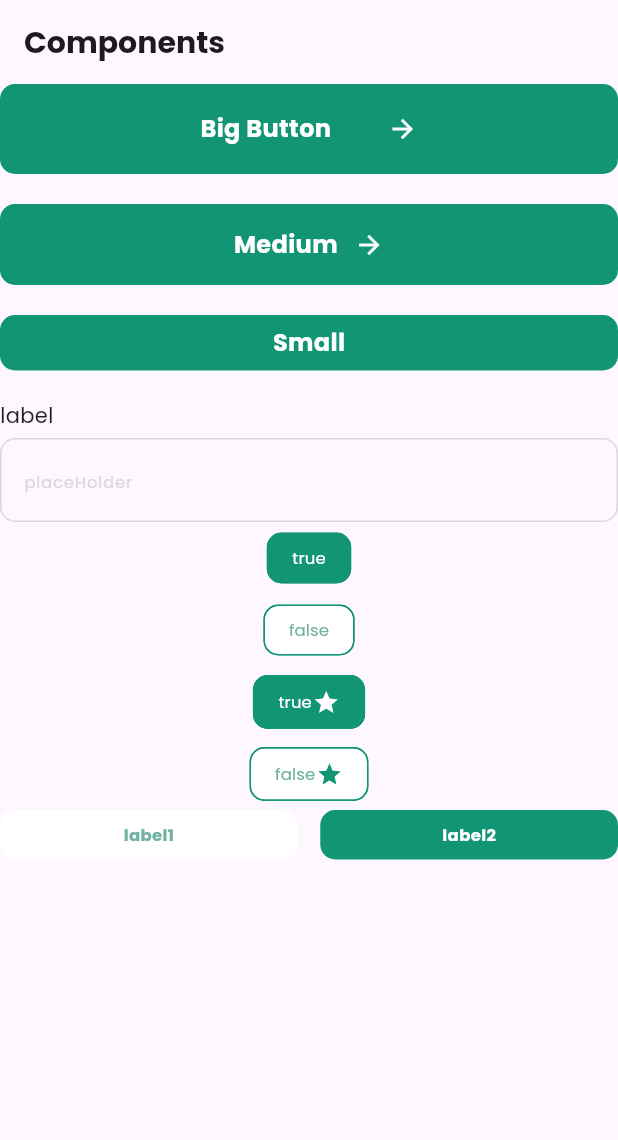
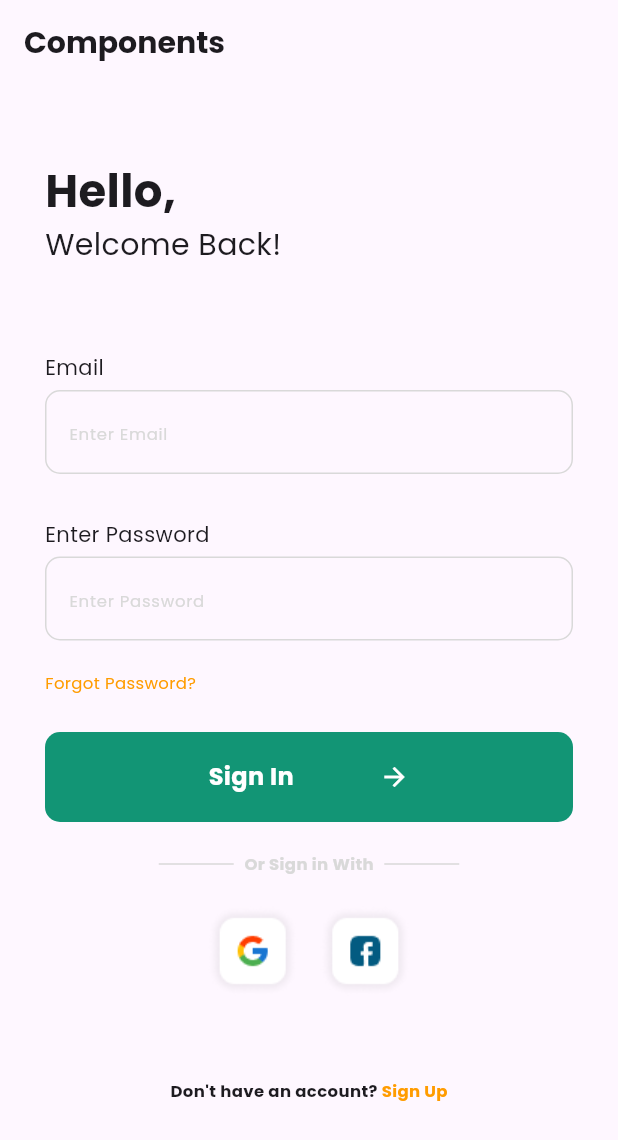
Before and after one commit to Kuneosu/study_inflearn_hq, a Flutter app: the screen it shows after launch, on a phone screen of 412 x 824 dp. Shown: the top 1140 px of the screen. Run offline on Flutter 3.47's test engine with Material 3 defaults, Android fonts, the phone set to English and light mode, and no system bars; our stand-ins replace google_fonts.

Commit message:
11 SingInScreen

```diff
--- a/inflearn_flutter_hq/lib/core/presentation/components/big_button.dart
+++ b/inflearn_flutter_hq/lib/core/presentation/components/big_button.dart
@@ -52,9 +52,6 @@ class _BigButtonState extends State<BigButton> {
                 style: TextStyles.normalTextBold.copyWith(color: Colors.white),
               ),
             ),
-            SizedBox(
-              width: 11,
-            ),
             const Icon(
               Icons.arrow_forward,
               color: Colors.white,
--- a/inflearn_flutter_hq/lib/main.dart
+++ b/inflearn_flutter_hq/lib/main.dart
@@ -7,6 +7,7 @@ import 'package:inflearn_flutter_hq/core/presentation/components/rating_button.d
 import 'package:inflearn_flutter_hq/core/presentation/components/small_button.dart';
 import 'package:inflearn_flutter_hq/core/presentation/components/two_tabs.dart';
 import 'package:inflearn_flutter_hq/core/presentation/dialogs/rating_dialog.dart';
+import 'package:inflearn_flutter_hq/presentation/sign_in/sign_in_screen.dart';
 import 'package:inflearn_flutter_hq/ui/text_styles.dart';
 
 void main() {
@@ -42,67 +43,7 @@ class App extends StatelessWidget {
           style: TextStyles.largeTextBold,
         ),
       ),
-      body: ListView(
-        children: [
-          BigButton(
-            "Big Button",
-            onPressed: () {
-              showDialog(
-                  context: context,
-                  builder: (_) {
-                    return RatingDialog(
-                        title: 'Rate Recipe',
-                        rate: 3,
-                        buttonText: 'buttonText',
-                        onChange: (_) {});
-                  });
-            },
-          ),
-          SizedBox(
-            height: 20,
-          ),
-          MediumButton(
-            "Medium",
-            onPressed: () {
-              debugPrint("me button");
-            },
-          ),
-          SizedBox(
-            height: 20,
-          ),
-          SmallButton(
-            "Small",
-            onPressed: () {
-              debugPrint("sm button");
-            },
-          ),
-          SizedBox(
-            height: 20,
-          ),
-          InputField(label: 'label', placeHolder: 'placeHolder'),
-          FilterButton(
-            'true',
-            isSelected: true,
-          ),
-          FilterButton(
-            'false',
-            isSelected: false,
-          ),
-          RatingButton(
-            'true',
-            isSelected: true,
-          ),
-          RatingButton(
-            'false',
-            isSelected: false,
-          ),
-          TwoTabs(
-            labels: ['label1', 'label2'],
-            selectedIndex: 1,
-            onChange: (index) => {debugPrint('index = $index')},
-          ),
-        ],
-      ),
+      body: SignInScreen(),
     );
   }
 }
--- /dev/null
+++ b/inflearn_flutter_hq/lib/presentation/sign_in/sign_in_screen.dart
@@ -0,0 +1,117 @@
+import 'package:flutter/material.dart';
+import 'package:inflearn_flutter_hq/core/presentation/components/big_button.dart';
+import 'package:inflearn_flutter_hq/core/presentation/components/input_field.dart';
+import 'package:inflearn_flutter_hq/ui/color_styles.dart';
+import 'package:inflearn_flutter_hq/ui/text_styles.dart';
+
+class SignInScreen extends StatelessWidget {
+  const SignInScreen({super.key});
+
+  @override
+  Widget build(BuildContext context) {
+    return Scaffold(
+      body: SafeArea(
+        child: Padding(
+          padding: const EdgeInsets.all(30.0),
+          child: Column(
+            crossAxisAlignment: CrossAxisAlignment.start,
+            children: [
+              SizedBox(
+                height: 20,
+              ),
+              Text(
+                'Hello,',
+                style: TextStyles.headerTextBold,
+              ),
+              Text(
+                'Welcome Back!',
+                style: TextStyles.largeTextRegular,
+              ),
+              SizedBox(
+                height: 57,
+              ),
+              InputField(label: 'Email', placeHolder: 'Enter Email'),
+              SizedBox(
+                height: 30,
+              ),
+              InputField(
+                  label: 'Enter Password', placeHolder: 'Enter Password'),
+              SizedBox(height: 20),
+              Text(
+                'Forgot Password?',
+                style: TextStyles.smallerTextRegular.copyWith(
+                  color: ColorStyles.secondary100,
+                ),
+              ),
+              SizedBox(
+                height: 25,
+              ),
+              BigButton('Sign In', onPressed: () {}),
+              SizedBox(
+                height: 20,
+              ),
+              Row(
+                mainAxisAlignment: MainAxisAlignment.center,
+                children: [
+                  Container(
+                    width: 50,
+                    height: 1,
+                    color: ColorStyles.gray4,
+                  ),
+                  SizedBox(width: 7),
+                  Text(
+                    'Or Sign in With',
+                    style: TextStyles.smallerTextBold.copyWith(
+                      color: ColorStyles.gray4,
+                    ),
+                  ),
+                  SizedBox(width: 7),
+                  Container(
+                    width: 50,
+                    height: 1,
+                    color: ColorStyles.gray4,
+                  ),
+                ],
+              ),
+              const SizedBox(
+                height: 20,
+              ),
+              Row(
+                mainAxisAlignment: MainAxisAlignment.center,
+                children: [
+                  Image.asset(
+                    'assets/images/google_button.png',
+                    width: 60,
+                    height: 60,
+                  ),
+                  const SizedBox(width: 15),
+                  Image.asset(
+                    'assets/images/facebook_button.png',
+                    width: 60,
+                    height: 60,
+                  ),
+                ],
+              ),
+              const SizedBox(height: 55),
+              Row(
+                mainAxisAlignment: MainAxisAlignment.center,
+                children: [
+                  Text(
+                    'Don\'t have an account? ',
+                    style: TextStyles.smallerTextBold,
+                  ),
+                  Text(
+                    'Sign Up',
+                    style: TextStyles.smallerTextBold.copyWith(
+                      color: ColorStyles.secondary100,
+                    ),
+                  ),
+                ],
+              )
+            ],
+          ),
+        ),
+      ),
+    );
+  }
+}
--- a/inflearn_flutter_hq/pubspec.yaml
+++ b/inflearn_flutter_hq/pubspec.yaml
@@ -20,3 +20,6 @@ dev_dependencies:
 
 flutter:
   uses-material-design: true
+
+  assets:
+    - assets/images/
```
Also changed, not shown: inflearn_flutter_hq/assets/images/facebook_button.png (added), inflearn_flutter_hq/assets/images/google_button.png (added).
